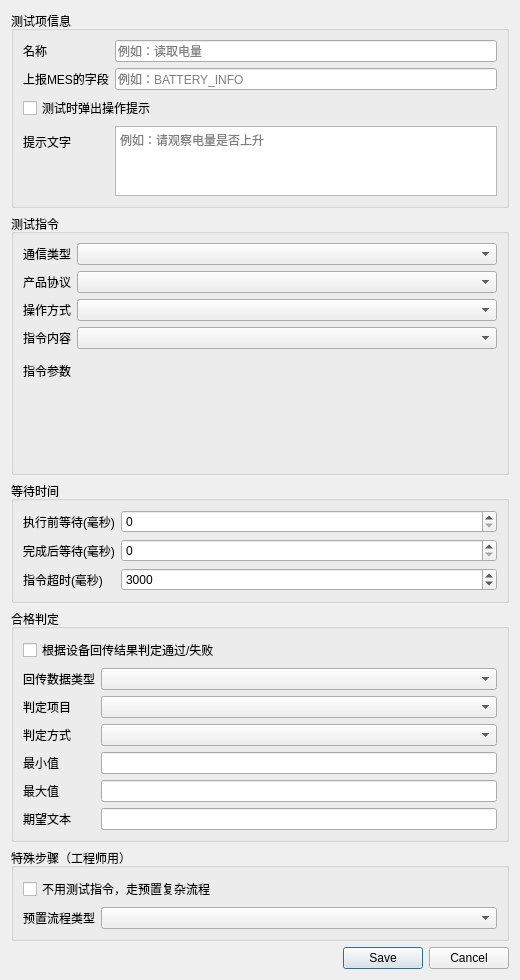
Old version of the form platform/settings/widgets/test_case_edit_dialog.ui in the repository yuhuang163/test.
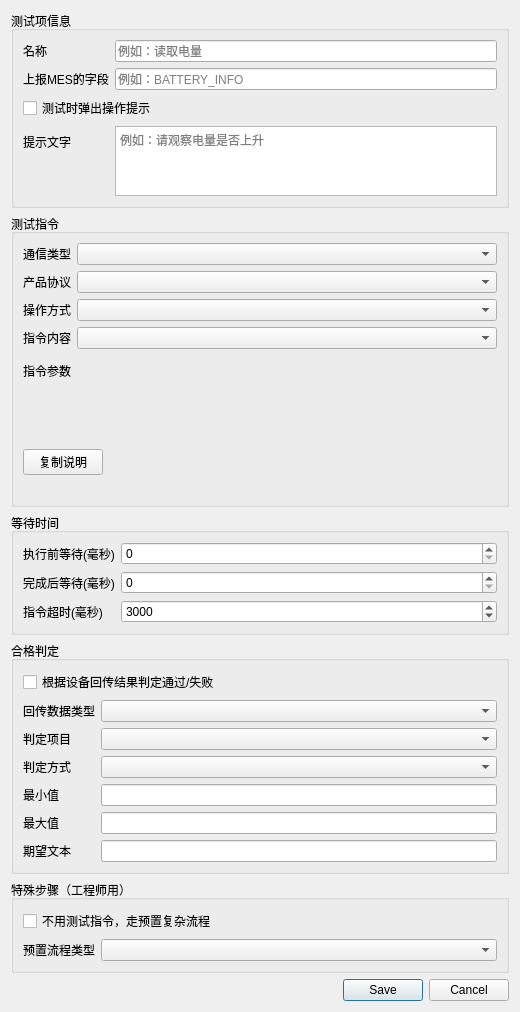
New version of the form.

The edit to the form file:
```diff
--- a/platform/settings/widgets/test_case_edit_dialog.ui
+++ b/platform/settings/widgets/test_case_edit_dialog.ui
@@ -178,6 +178,38 @@
        </widget>
       </item>
       <item row="5" column="0" colspan="2">
+       <layout class="QVBoxLayout" name="verticalLayout_sendParamHint">
+        <item>
+         <layout class="QHBoxLayout" name="horizontalLayout_copyHint">
+          <item>
+           <widget class="QPushButton" name="pushButton_copyParamHint">
+            <property name="text">
+             <string>复制说明</string>
+            </property>
+            <property name="maximumSize">
+             <size>
+              <width>80</width>
+              <height>16777215</height>
+             </size>
+            </property>
+           </widget>
+          </item>
+          <item>
+           <spacer name="horizontalSpacer_copyHint">
+            <property name="orientation">
+             <enum>Qt::Horizontal</enum>
+            </property>
+            <property name="sizeHint" stdset="0">
+             <size>
+              <width>40</width>
+              <height>20</height>
+             </size>
+            </property>
+           </spacer>
+          </item>
+         </layout>
+        </item>
+        <item>
        <widget class="QLabel" name="label_sendParamHint">
         <property name="text">
          <string/>
@@ -189,6 +221,8 @@
          <string>color: #666666;</string>
         </property>
        </widget>
+        </item>
+       </layout>
       </item>
      </layout>
     </widget>
```
Left out of the diff: 3 changed lines with no effect on the pictures. Lines whose indentation alone changed are shown as unchanged.
